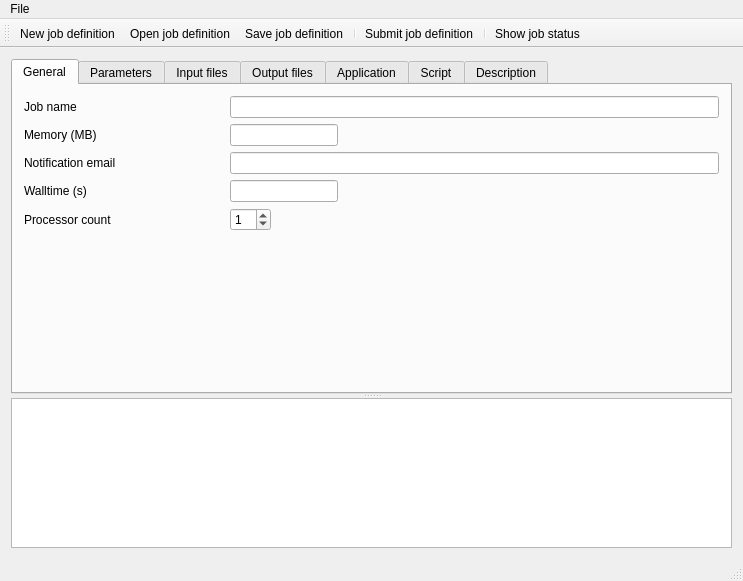
jonaslindemann/arc-gui-clients, file src/arcsub-ui/jobdefinitionwindow.ui: the form before one commit.
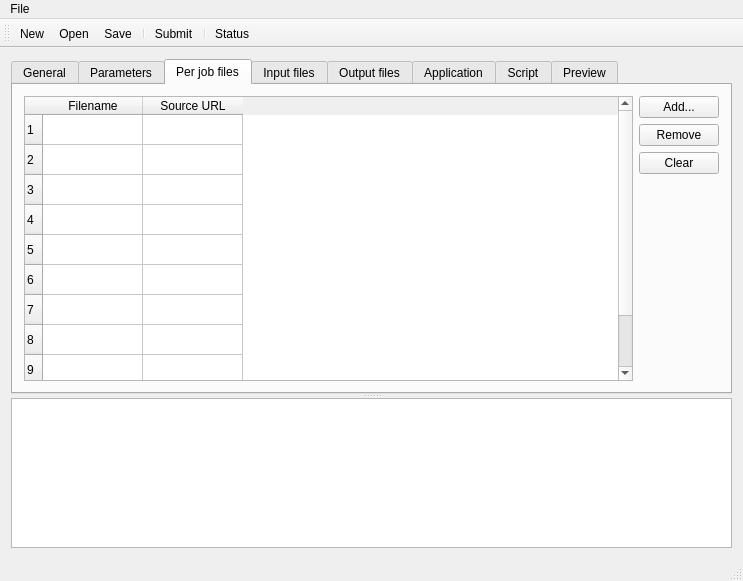
The form after the commit. The open tabs and pages were chosen to show the change.

Patch:
```diff
--- a/src/arcsub-ui/jobdefinitionwindow.ui
+++ b/src/arcsub-ui/jobdefinitionwindow.ui
@@ -14,7 +14,7 @@
    <string>Job Submission Tool</string>
   </property>
   <widget class="QWidget" name="centralWidget">
-   <layout class="QHBoxLayout" name="horizontalLayout_6">
+   <layout class="QVBoxLayout" name="verticalLayout_16">
     <item>
      <widget class="QSplitter" name="splitter">
       <property name="orientation">
@@ -349,6 +349,82 @@
          </item>
         </layout>
        </widget>
+       <widget class="QWidget" name="perJobFiles">
+        <attribute name="title">
+         <string>Per job files</string>
+        </attribute>
+        <layout class="QVBoxLayout" name="verticalLayout_17">
+         <item>
+          <layout class="QHBoxLayout" name="horizontalLayout_14">
+           <item>
+            <widget class="QTableWidget" name="perJobFileTable">
+             <property name="rowCount">
+              <number>10</number>
+             </property>
+             <row/>
+             <row/>
+             <row/>
+             <row/>
+             <row/>
+             <row/>
+             <row/>
+             <row/>
+             <row/>
+             <row/>
+             <column>
+              <property name="text">
+               <string>Filename</string>
+              </property>
+             </column>
+             <column>
+              <property name="text">
+               <string>Source URL</string>
+              </property>
+             </column>
+            </widget>
+           </item>
+           <item>
+            <layout class="QVBoxLayout" name="verticalLayout_15">
+             <item>
+              <widget class="QPushButton" name="addPerJobFileButton">
+               <property name="text">
+                <string>Add...</string>
+               </property>
+              </widget>
+             </item>
+             <item>
+              <widget class="QPushButton" name="removePerJobFileButton">
+               <property name="text">
+                <string>Remove</string>
+               </property>
+              </widget>
+             </item>
+             <item>
+              <widget class="QPushButton" name="clearPerJobFileButton">
+               <property name="text">
+                <string>Clear</string>
+               </property>
+              </widget>
+             </item>
+             <item>
+              <spacer name="verticalSpacer_6">
+               <property name="orientation">
+                <enum>Qt::Vertical</enum>
+               </property>
+               <property name="sizeHint" stdset="0">
+                <size>
+                 <width>20</width>
+                 <height>40</height>
+                </size>
+               </property>
+              </spacer>
+             </item>
+            </layout>
+           </item>
+          </layout>
+         </item>
+        </layout>
+       </widget>
        <widget class="QWidget" name="inputFilesTab">
         <attribute name="title">
          <string>Input files</string>
@@ -645,7 +721,7 @@
        </widget>
        <widget class="QWidget" name="descriptionTab">
         <attribute name="title">
-         <string>Description</string>
+         <string>Preview</string>
         </attribute>
         <layout class="QVBoxLayout" name="verticalLayout_3">
          <item>
@@ -740,6 +816,9 @@
    <property name="windowTitle">
     <string>toolBar</string>
    </property>
+   <property name="toolButtonStyle">
+    <enum>Qt::ToolButtonTextUnderIcon</enum>
+   </property>
    <attribute name="toolBarArea">
     <enum>TopToolBarArea</enum>
    </attribute>
@@ -756,7 +835,7 @@
   </widget>
   <action name="actionSaveJobDefinition">
    <property name="text">
-    <string>Save job definition</string>
+    <string>Save</string>
    </property>
    <property name="shortcut">
     <string>Ctrl+S</string>
@@ -767,7 +846,7 @@
   </action>
   <action name="actionOpenJobDefinition">
    <property name="text">
-    <string>Open job definition</string>
+    <string>Open...</string>
    </property>
    <property name="shortcut">
     <string>Ctrl+O</string>
@@ -778,7 +857,7 @@
   </action>
   <action name="actionSubmitJobDefinition">
    <property name="text">
-    <string>Submit job definition</string>
+    <string>Submit</string>
    </property>
    <property name="shortcut">
     <string>Ctrl+R</string>
@@ -786,7 +865,7 @@
   </action>
   <action name="actionNewJobDefinition">
    <property name="text">
-    <string>New job definition</string>
+    <string>New</string>
    </property>
    <property name="shortcut">
     <string>Ctrl+N</string>
@@ -805,7 +884,7 @@
   </action>
   <action name="actionShowJobStatus">
    <property name="text">
-    <string>Show job status...</string>
+    <string>Status</string>
    </property>
   </action>
  </widget>
```
Left out of the diff: 78 changed lines with no effect on the pictures.
